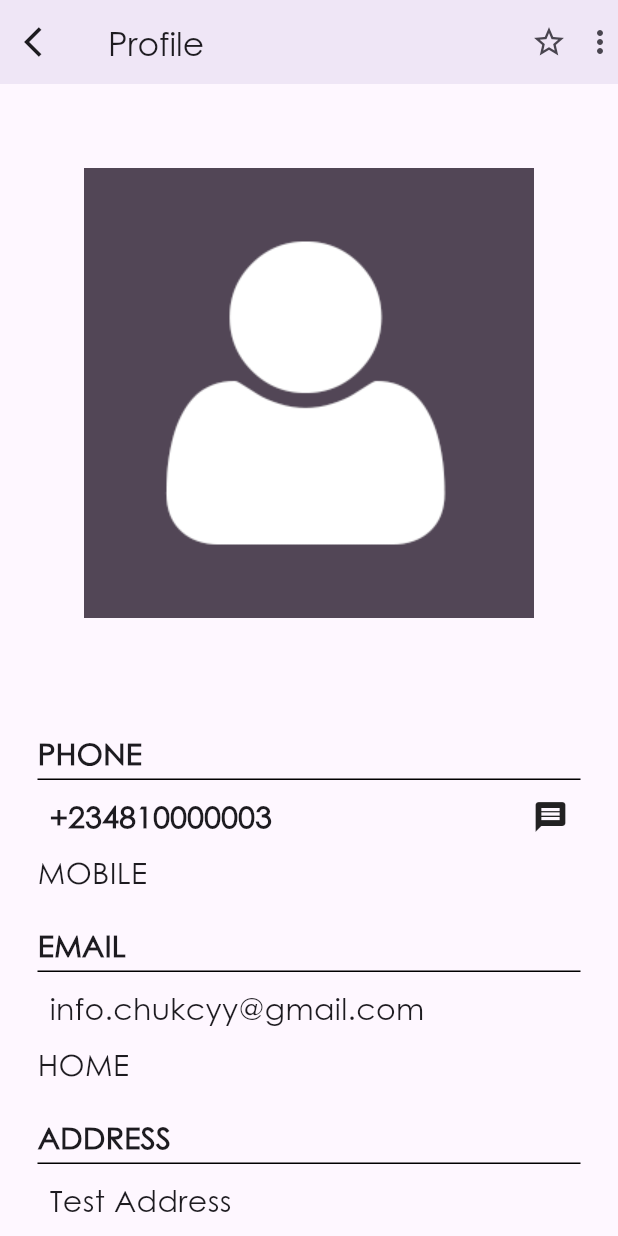
After one commit to Gebor95/nbsms, a Flutter app: the ProfileScreen screen opened directly, on a phone screen of 412 x 824 dp. The commit adds this screen. Run offline on Flutter 3.47's test engine with Material 2 defaults, Android fonts, the phone set to English and light mode, and no system bars; our stand-ins replace gap, shared_preferences, smooth_page_indicator; accounts and stored records are empty.

Commit message:
Profile screen commit

```diff
--- /dev/null
+++ b/lib/screens/profile_screen.dart
@@ -0,0 +1,127 @@
+import 'package:flutter/material.dart';
+import 'package:gap/gap.dart';
+
+class ProfileScreen extends StatefulWidget {
+  const ProfileScreen({super.key});
+
+  @override
+  State<ProfileScreen> createState() => _ProfileScreenState();
+}
+
+class _ProfileScreenState extends State<ProfileScreen> {
+  @override
+  Widget build(BuildContext context) {
+    return SafeArea(
+        child: Scaffold(
+      appBar: AppBar(
+        elevation: 5,
+        leading: const Icon(Icons.arrow_back_ios),
+        title: const Text("Profile"),
+        actions: const [
+          Icon(Icons.star_outline),
+          SizedBox(
+            width: 10,
+          ),
+          Icon(Icons.more_vert),
+        ],
+      ),
+      body: SingleChildScrollView(
+        child: Column(children: [
+          Image.asset(
+            'assets/images/contact.png',
+            width: double.infinity,
+          ),
+          const Gap(20),
+          const Padding(
+            padding: EdgeInsets.only(
+              left: 25.0,
+              right: 25.0,
+            ),
+            child: Column(
+              crossAxisAlignment: CrossAxisAlignment.start,
+              children: [
+                Text(
+                  "PHONE",
+                  style: TextStyle(fontSize: 20, fontWeight: FontWeight.w700),
+                ),
+                Divider(
+                  height: 5,
+                  color: Colors.black,
+                ),
+                Padding(
+                  padding: EdgeInsets.all(8.0),
+                  child: Row(
+                    children: [
+                      Text(
+                        "+234810000003",
+                        style: TextStyle(
+                            fontSize: 20, fontWeight: FontWeight.w700),
+                      ),
+                      Gap(1.0),
+                      Spacer(),
+                      Icon(Icons.message),
+                    ],
+                  ),
+                ),
+                Text(
+                  "MOBILE",
+                  style: TextStyle(fontSize: 20, fontWeight: FontWeight.w300),
+                ),
+                Gap(20),
+                Text(
+                  "EMAIL",
+                  style: TextStyle(fontSize: 20, fontWeight: FontWeight.w700),
+                ),
+                Divider(
+                  height: 5,
+                  color: Colors.black,
+                ),
+                Padding(
+                  padding: EdgeInsets.all(8.0),
+                  child: Row(
+                    children: [
+                      Text(
+                        "info.chukcyy@gmail.com",
+                        style: TextStyle(
+                            fontSize: 20, fontWeight: FontWeight.w500),
+                      ),
+                    ],
+                  ),
+                ),
+                Text(
+                  "HOME",
+                  style: TextStyle(fontSize: 20, fontWeight: FontWeight.w300),
+                ),
+                Gap(20),
+                Text(
+                  "ADDRESS",
+                  style: TextStyle(fontSize: 20, fontWeight: FontWeight.w700),
+                ),
+                Divider(
+                  height: 5,
+                  color: Colors.black,
+                ),
+                Padding(
+                  padding: EdgeInsets.all(8.0),
+                  child: Row(
+                    children: [
+                      Text(
+                        "Test Address",
+                        style: TextStyle(
+                            fontSize: 20, fontWeight: FontWeight.w500),
+                      ),
+                    ],
+                  ),
+                ),
+                Text(
+                  "CUSTOM TAG",
+                  style: TextStyle(fontSize: 20, fontWeight: FontWeight.w300),
+                ),
+              ],
+            ),
+          ),
+        ]),
+      ),
+    ));
+  }
+}
--- a/lib/widgets/drawer_widget.dart
+++ b/lib/widgets/drawer_widget.dart
@@ -9,6 +9,8 @@ import 'package:nbsms/screens/personal_contact_screen.dart';
 import 'package:nbsms/screens/recharge_screen.dart';
 import 'package:nbsms/screens/splash_screen.dart';
 import 'package:nbsms/screens/tts_screen.dart';
+
+import '../screens/profile_screen.dart';
 
 class DrawerWidget extends StatelessWidget {
   const DrawerWidget({super.key});
@@ -42,6 +44,7 @@ class DrawerWidget extends StatelessWidget {
                 title: const Text("Profile"),
                 onTap: () {
                   //action on press
+                  goToPush(context, const ProfileScreen());
                 },
               ),
               ListTile(
--- a/pubspec.yaml
+++ b/pubspec.yaml
@@ -38,6 +38,7 @@ dependencies:
   smooth_page_indicator: ^1.0.0+2
   shared_preferences: ^2.0.15
   http: ^1.1.0
+  gap: ^3.0.1
 
 dev_dependencies:
   flutter_test:
```
Also changed, not shown: lib/screens/new_profile.dart (added, +111 -0 lines), lib/widgets/responsive.dart (added, +40 -0 lines), assets/images/contact.png (added), pubspec.lock.
